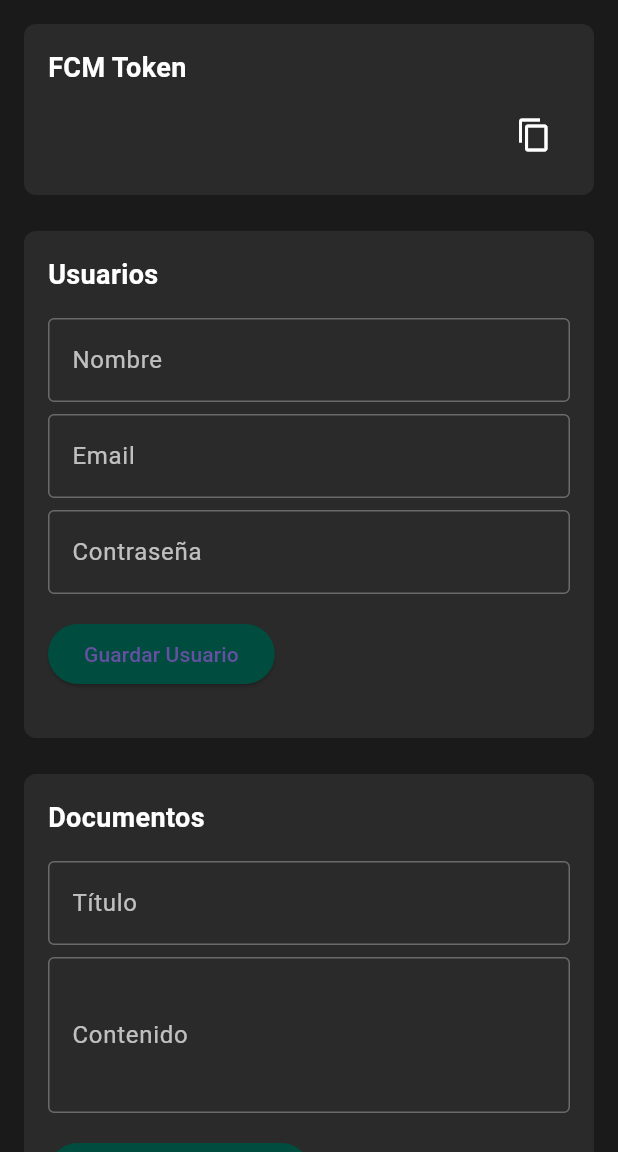
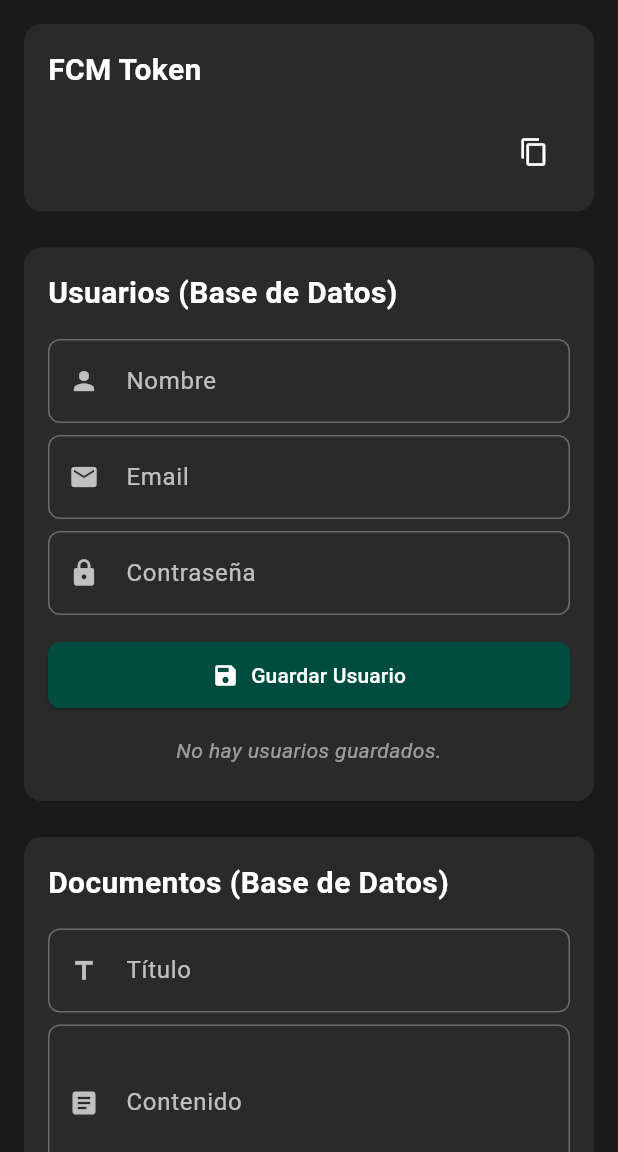
Before and after one commit to Juliocpo946/remote_wipe_app, a Flutter app: the screen it shows after launch, on a phone screen of 412 x 824 dp, the part 84-1236 px from its top. Run offline on Flutter 3.47's test engine with Material 3 defaults, Android fonts, the phone set to English and light mode, and no system bars; our stand-ins replace firebase_core, firebase_messaging, flutter_local_notifications, shared_preferences, sqflite; accounts and stored records are empty.

Commit message:
terminacion de la app

```diff
--- a/lib/screens/home_screen.dart
+++ b/lib/screens/home_screen.dart
@@ -16,12 +16,9 @@ class _HomeScreenState extends State<HomeScreen> {
   final _passwordController = TextEditingController();
   final _titleController = TextEditingController();
   final _contentController = TextEditingController();
-  final _prefKeyController = TextEditingController();
-  final _prefValueController = TextEditingController();
 
   List<Map<String, dynamic>> _users = [];
   List<Map<String, dynamic>> _documents = [];
-  String? _prefValue;
 
   @override
   void initState() {
@@ -40,6 +37,7 @@ class _HomeScreenState extends State<HomeScreen> {
 
   Future<void> _saveUser() async {
     if (_nameController.text.isEmpty || _emailController.text.isEmpty || _passwordController.text.isEmpty) {
+      _showSnackBar('Por favor, completa todos los campos de usuario.');
       return;
     }
     await DataManager.instance.saveUser(
@@ -51,10 +49,12 @@ class _HomeScreenState extends State<HomeScreen> {
     _emailController.clear();
     _passwordController.clear();
     await _loadData();
+    _showSnackBar('Usuario guardado correctamente.');
   }
 
   Future<void> _saveDocument() async {
     if (_titleController.text.isEmpty || _contentController.text.isEmpty) {
+      _showSnackBar('Por favor, completa todos los campos de documento.');
       return;
     }
     await DataManager.instance.saveDocument(
@@ -64,36 +64,23 @@ class _HomeScreenState extends State<HomeScreen> {
     _titleController.clear();
     _contentController.clear();
     await _loadData();
-  }
-
-  Future<void> _savePreference() async {
-    if (_prefKeyController.text.isEmpty || _prefValueController.text.isEmpty) {
-      return;
-    }
-    await DataManager.instance.saveToPreferences(
-      _prefKeyController.text,
-      _prefValueController.text,
-    );
-    _prefKeyController.clear();
-    _prefValueController.clear();
-  }
-
-  Future<void> _loadPreference() async {
-    if (_prefKeyController.text.isEmpty) {
-      return;
-    }
-    final value = await DataManager.instance.getFromPreferences(_prefKeyController.text);
-    setState(() {
-      _prefValue = value;
-    });
+    _showSnackBar('Documento guardado correctamente.');
   }
 
   Future<void> _wipeData() async {
     await DataManager.instance.wipeAllData();
     await _loadData();
-    setState(() {
-      _prefValue = null;
-    });
+    _showSnackBar('Todos los datos han sido borrados.');
+  }
+
+  void _showSnackBar(String message) {
+    if (!mounted) return;
+    ScaffoldMessenger.of(context).showSnackBar(
+      SnackBar(
+        content: Text(message),
+        duration: const Duration(seconds: 2),
+      ),
+    );
   }
 
   @override
@@ -107,15 +94,13 @@ class _HomeScreenState extends State<HomeScreen> {
       body: SingleChildScrollView(
         padding: const EdgeInsets.all(16),
         child: Column(
-          crossAxisAlignment: CrossAxisAlignment.start,
+          crossAxisAlignment: CrossAxisAlignment.stretch,
           children: [
             _buildTokenSection(token),
             const SizedBox(height: 24),
             _buildUserSection(),
             const SizedBox(height: 24),
             _buildDocumentSection(),
-            const SizedBox(height: 24),
-            _buildPreferencesSection(),
             const SizedBox(height: 24),
             _buildWipeButton(),
           ],
@@ -125,35 +110,24 @@ class _HomeScreenState extends State<HomeScreen> {
   }
 
   Widget _buildTokenSection(String token) {
-    return Container(
-      padding: const EdgeInsets.all(16),
-      decoration: BoxDecoration(
-        color: const Color(0xFF2A2A2A),
-        borderRadius: BorderRadius.circular(8),
-      ),
-      child: Column(
-        crossAxisAlignment: CrossAxisAlignment.start,
-        children: [
-          const Text(
-            'FCM Token',
-            style: TextStyle(fontSize: 18, fontWeight: FontWeight.bold, color: Colors.white),
-          ),
-          const SizedBox(height: 8),
-          Row(
+    return _buildSectionCard(
+      title: 'FCM Token',
+      child: Row(
         children: [
           Expanded(
             child: Text(
               token,
               style: const TextStyle(fontSize: 12, color: Colors.white70),
+              overflow: TextOverflow.ellipsis,
+              maxLines: 2,
             ),
           ),
           IconButton(
-                icon: const Icon(Icons.copy, color: Colors.white),
+            icon: const Icon(Icons.copy, color: Colors.white, size: 20),
             onPressed: () {
               Clipboard.setData(ClipboardData(text: token));
+              _showSnackBar('Token copiado al portapapeles.');
             },
-              ),
-            ],
           ),
         ],
       ),
@@ -161,149 +135,138 @@ class _HomeScreenState extends State<HomeScreen> {
   }
 
   Widget _buildUserSection() {
-    return Container(
-      padding: const EdgeInsets.all(16),
-      decoration: BoxDecoration(
-        color: const Color(0xFF2A2A2A),
-        borderRadius: BorderRadius.circular(8),
+    return _buildSectionCard(
+      title: 'Usuarios (Base de Datos)',
+      child: Column(
+        crossAxisAlignment: CrossAxisAlignment.stretch,
+        children: [
+          _buildTextField(_nameController, 'Nombre', icon: Icons.person),
+          const SizedBox(height: 8),
+          _buildTextField(_emailController, 'Email', icon: Icons.email),
+          const SizedBox(height: 8),
+          _buildTextField(_passwordController, 'Contraseña', obscure: true, icon: Icons.lock),
+          const SizedBox(height: 16),
+          ElevatedButton.icon(
+            onPressed: _saveUser,
+            style: _buttonStyle(),
+            icon: const Icon(Icons.save, size: 18),
+            label: const Text('Guardar Usuario'),
           ),
-      child: Column(
-        crossAxisAlignment: CrossAxisAlignment.start,
-        children: [
-          const Text(
-            'Usuarios',
-            style: TextStyle(fontSize: 18, fontWeight: FontWeight.bold, color: Colors.white),
-          ),
-          const SizedBox(height: 16),
-          _buildTextField(_nameController, 'Nombre'),
           const SizedBox(height: 8),
-          _buildTextField(_emailController, 'Email'),
-          const SizedBox(height: 8),
-          _buildTextField(_passwordController, 'Contraseña', obscure: true),
-          const SizedBox(height: 16),
-          ElevatedButton(
-            onPressed: _saveUser,
-            style: ElevatedButton.styleFrom(
-              backgroundColor: const Color(0xFF004D40),
-            ),
-            child: const Text('Guardar Usuario'),
-          ),
-          const SizedBox(height: 16),
           ..._users.map((user) => ListTile(
+            leading: const Icon(Icons.account_circle, color: Colors.white70),
             title: Text(user['name'], style: const TextStyle(color: Colors.white)),
             subtitle: Text(user['email'], style: const TextStyle(color: Colors.white70)),
             dense: true,
           )),
+          if (_users.isEmpty)
+            const Padding(
+              padding: EdgeInsets.symmetric(vertical: 8.0),
+              child: Text(
+                'No hay usuarios guardados.',
+                textAlign: TextAlign.center,
+                style: TextStyle(color: Colors.white54, fontStyle: FontStyle.italic),
+              ),
+            ),
         ],
       ),
     );
   }
 
   Widget _buildDocumentSection() {
-    return Container(
-      padding: const EdgeInsets.all(16),
-      decoration: BoxDecoration(
-        color: const Color(0xFF2A2A2A),
-        borderRadius: BorderRadius.circular(8),
+    return _buildSectionCard(
+      title: 'Documentos (Base de Datos)',
+      child: Column(
+        crossAxisAlignment: CrossAxisAlignment.stretch,
+        children: [
+          _buildTextField(_titleController, 'Título', icon: Icons.title),
+          const SizedBox(height: 8),
+          _buildTextField(_contentController, 'Contenido', maxLines: 3, icon: Icons.article),
+          const SizedBox(height: 16),
+          ElevatedButton.icon(
+            onPressed: _saveDocument,
+            style: _buttonStyle(),
+            icon: const Icon(Icons.save, size: 18),
+            label: const Text('Guardar Documento'),
           ),
-      child: Column(
-        crossAxisAlignment: CrossAxisAlignment.start,
-        children: [
-          const Text(
-            'Documentos',
-            style: TextStyle(fontSize: 18, fontWeight: FontWeight.bold, color: Colors.white),
+          const SizedBox(height: 8),
+          ..._documents.map((doc) => ListTile(
+            leading: const Icon(Icons.description, color: Colors.white70),
+            title: Text(doc['title'], style: const TextStyle(color: Colors.white)),
+            subtitle: Text(
+              doc['content'],
+              style: const TextStyle(color: Colors.white70),
+              maxLines: 1,
+              overflow: TextOverflow.ellipsis,
             ),
-          const SizedBox(height: 16),
-          _buildTextField(_titleController, 'Título'),
-          const SizedBox(height: 8),
-          _buildTextField(_contentController, 'Contenido', maxLines: 3),
-          const SizedBox(height: 16),
-          ElevatedButton(
-            onPressed: _saveDocument,
-            style: ElevatedButton.styleFrom(
-              backgroundColor: const Color(0xFF004D40),
-            ),
-            child: const Text('Guardar Documento'),
-          ),
-          const SizedBox(height: 16),
-          ..._documents.map((doc) => ListTile(
-            title: Text(doc['title'], style: const TextStyle(color: Colors.white)),
-            subtitle: Text(doc['content'], style: const TextStyle(color: Colors.white70)),
             dense: true,
           )),
-        ],
+          if (_documents.isEmpty)
+            const Padding(
+              padding: EdgeInsets.symmetric(vertical: 8.0),
+              child: Text(
+                'No hay documentos guardados.',
+                textAlign: TextAlign.center,
+                style: TextStyle(color: Colors.white54, fontStyle: FontStyle.italic),
               ),
-    );
-  }
-
-  Widget _buildPreferencesSection() {
-    return Container(
-      padding: const EdgeInsets.all(16),
-      decoration: BoxDecoration(
-        color: const Color(0xFF2A2A2A),
-        borderRadius: BorderRadius.circular(8),
             ),
-      child: Column(
-        crossAxisAlignment: CrossAxisAlignment.start,
-        children: [
-          const Text(
-            'Preferencias',
-            style: TextStyle(fontSize: 18, fontWeight: FontWeight.bold, color: Colors.white),
-          ),
-          const SizedBox(height: 16),
-          _buildTextField(_prefKeyController, 'Clave'),
-          const SizedBox(height: 8),
-          _buildTextField(_prefValueController, 'Valor'),
-          const SizedBox(height: 16),
-          Row(
-            children: [
-              ElevatedButton(
-                onPressed: _savePreference,
-                style: ElevatedButton.styleFrom(
-                  backgroundColor: const Color(0xFF004D40),
-                ),
-                child: const Text('Guardar'),
-              ),
-              const SizedBox(width: 8),
-              ElevatedButton(
-                onPressed: _loadPreference,
-                style: ElevatedButton.styleFrom(
-                  backgroundColor: const Color(0xFF004D40),
-                ),
-                child: const Text('Cargar'),
-              ),
-            ],
-          ),
-          if (_prefValue != null) ...[
-            const SizedBox(height: 16),
-            Text(
-              'Valor: $_prefValue',
-              style: const TextStyle(color: Colors.white70),
-            ),
-          ],
         ],
       ),
     );
   }
 
   Widget _buildWipeButton() {
-    return SizedBox(
-      width: double.infinity,
-      child: ElevatedButton(
+    return ElevatedButton.icon(
       onPressed: _wipeData,
       style: ElevatedButton.styleFrom(
-          backgroundColor: const Color(0xFF1A1A1A),
+        backgroundColor: const Color(0xFFB71C1C),
+        foregroundColor: Colors.white,
         padding: const EdgeInsets.symmetric(vertical: 16),
+        shape: RoundedRectangleBorder(
+          borderRadius: BorderRadius.circular(8),
         ),
-        child: const Text(
-          'LIMPIAR DATOS',
+      ),
+      icon: const Icon(Icons.warning_amber_rounded, size: 18),
+      label: const Text(
+        'BORRAR TODOS LOS DATOS',
         style: TextStyle(fontSize: 16, fontWeight: FontWeight.bold),
-        ),
       ),
     );
   }
 
-  Widget _buildTextField(TextEditingController controller, String label, {bool obscure = false, int maxLines = 1}) {
+  Widget _buildSectionCard({required String title, required Widget child}) {
+    return Container(
+      padding: const EdgeInsets.all(16),
+      decoration: BoxDecoration(
+        color: const Color(0xFF2A2A2A),
+        borderRadius: BorderRadius.circular(12),
+      ),
+      child: Column(
+        crossAxisAlignment: CrossAxisAlignment.start,
+        children: [
+          Text(
+            title,
+            style: const TextStyle(fontSize: 20, fontWeight: FontWeight.bold, color: Colors.white),
+          ),
+          const SizedBox(height: 16),
+          child,
+        ],
+      ),
+    );
+  }
+
+  ButtonStyle _buttonStyle({Color color = const Color(0xFF004D40)}) {
+    return ElevatedButton.styleFrom(
+      backgroundColor: color,
+      foregroundColor: Colors.white,
+      padding: const EdgeInsets.symmetric(vertical: 12),
+      shape: RoundedRectangleBorder(
+        borderRadius: BorderRadius.circular(8),
+      ),
+    );
+  }
+
+  Widget _buildTextField(TextEditingController controller, String label, {bool obscure = false, int maxLines = 1, IconData? icon}) {
     return TextField(
       controller: controller,
       obscureText: obscure,
@@ -312,11 +275,14 @@ class _HomeScreenState extends State<HomeScreen> {
       decoration: InputDecoration(
         labelText: label,
         labelStyle: const TextStyle(color: Colors.white70),
-        enabledBorder: const OutlineInputBorder(
-          borderSide: BorderSide(color: Colors.white30),
+        prefixIcon: icon != null ? Icon(icon, color: Colors.white70, size: 20) : null,
+        enabledBorder: OutlineInputBorder(
+          borderSide: const BorderSide(color: Colors.white30),
+          borderRadius: BorderRadius.circular(8),
         ),
-        focusedBorder: const OutlineInputBorder(
-          borderSide: BorderSide(color: Colors.white),
+        focusedBorder: OutlineInputBorder(
+          borderSide: const BorderSide(color: Colors.white),
+          borderRadius: BorderRadius.circular(8),
         ),
       ),
     );
@@ -329,8 +295,6 @@ class _HomeScreenState extends State<HomeScreen> {
     _passwordController.dispose();
     _titleController.dispose();
     _contentController.dispose();
-    _prefKeyController.dispose();
-    _prefValueController.dispose();
     super.dispose();
   }
 }
```
Also changed, not shown: lib/firebase_options.dart, 2 other files. Lines whose indentation alone changed are shown as unchanged.
